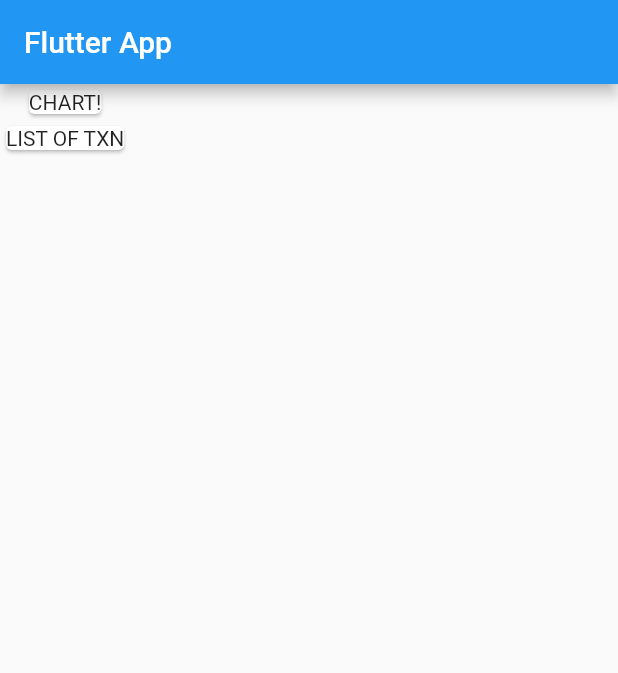
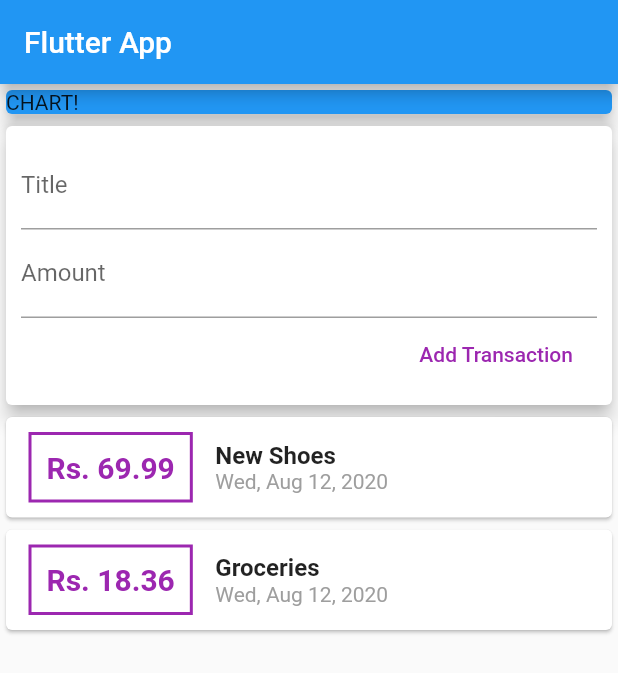
Before and after one commit to rakeshgzp/flutter, a Flutter app: the screen it shows after launch, on a phone screen of 412 x 824 dp. Shown: the top 673 px of the screen. Run offline on Flutter 3.47's test engine with Material 2 defaults, Android fonts, the phone set to English and light mode, and no system bars.

Commit message:
Added new-txn widget

```diff
--- a/mod3/lib/main.dart
+++ b/mod3/lib/main.dart
@@ -1,4 +1,5 @@
 import 'package:flutter/material.dart';
+import 'package:mod3/widgets/user_transactions.dart';
 
 void main() {
   runApp(MyApp());
@@ -15,6 +16,9 @@ class MyApp extends StatelessWidget {
 }
 
 class MyHomePage extends StatelessWidget {
+  final titleController = TextEditingController();
+  final amountController = TextEditingController();
+
   @override
   Widget build(BuildContext context) {
     return Scaffold(
@@ -22,14 +26,20 @@ class MyHomePage extends StatelessWidget {
         title: Text('Flutter App'),
       ),
       body: Column(
+        // mainAxisAlignment: MainAxisAlignment.spaceAround,
+        crossAxisAlignment: CrossAxisAlignment.stretch,
         children: <Widget>[
-            Card(
+          Container(
+            width: double.infinity,
+            child: Card(
+              color: Colors.blue,
               child: Text('CHART!'),
+              elevation: 5,
             ),
-            Card(
-              child: Text('LIST OF TXN'),
-            )
+          ),
+          UserTransactions()
         ],
-        ));
+      ),
+    );
   }
 }
--- /dev/null
+++ b/mod3/lib/models/transaction.dart
@@ -0,0 +1,15 @@
+import 'package:flutter/foundation.dart';
+
+class Transaction {
+  final String id;
+  final String title;
+  final double amount;
+  final DateTime date;
+
+  Transaction({
+    @required this.id,
+    @required this.title,
+    @required this.amount,
+    @required this.date,
+  });
+}
--- /dev/null
+++ b/mod3/lib/widgets/new_transaction.dart
@@ -0,0 +1,41 @@
+import 'package:flutter/material.dart';
+
+class NewTransaction extends StatelessWidget {
+  final Function addTx;
+  final titleController = TextEditingController();
+  final amountController = TextEditingController();
+
+  NewTransaction(this.addTx);
+  @override
+  Widget build(BuildContext context) {
+    return Card(
+      child: Container(
+        padding: EdgeInsets.all(10),
+        child: Column(
+          crossAxisAlignment: CrossAxisAlignment.end,
+          children: <Widget>[
+            TextField(
+              decoration: InputDecoration(labelText: 'Title'),
+              controller: titleController,
+            ),
+            TextField(
+              decoration: InputDecoration(labelText: 'Amount'),
+              controller: amountController,
+            ),
+            FlatButton(
+              onPressed: () {
+                addTx(
+                  titleController.text,
+                  double.parse(amountController.text),
+                );
+              },
+              child: Text('Add Transaction'),
+              textColor: Colors.purple,
+            )
+          ],
+        ),
+      ),
+      elevation: 5,
+    );
+  }
+}
--- /dev/null
+++ b/mod3/lib/widgets/transaction_list.dart
@@ -0,0 +1,56 @@
+import 'package:flutter/material.dart';
+import 'package:intl/intl.dart';
+import 'package:mod3/models/transaction.dart';
+import './user_transactions.dart';
+
+class TransactionList extends StatelessWidget {
+  final List<Transaction> transactions;
+  TransactionList(this.transactions);
+
+  @override
+  Widget build(BuildContext context) {
+    return Column(
+      children: transactions.map((tx) {
+        return Card(
+          child: Row(
+            children: <Widget>[
+              Container(
+                margin: EdgeInsets.symmetric(
+                  vertical: 10,
+                  horizontal: 15,
+                ),
+                decoration: BoxDecoration(
+                  border: Border.all(
+                    color: Colors.purple,
+                    width: 2,
+                  ),
+                ),
+                padding: EdgeInsets.all(10),
+                child: Text(
+                  'Rs. ${tx.amount}',
+                  style: TextStyle(
+                      fontWeight: FontWeight.bold,
+                      fontSize: 20,
+                      color: Colors.purple),
+                ),
+              ),
+              Column(
+                crossAxisAlignment: CrossAxisAlignment.start,
+                children: <Widget>[
+                  Text(
+                    tx.title,
+                    style: TextStyle(fontSize: 16, fontWeight: FontWeight.bold),
+                  ),
+                  Text(
+                    DateFormat.yMMMEd().format(tx.date),
+                    style: TextStyle(color: Colors.grey),
+                  )
+                ],
+              )
+            ],
+          ),
+        );
+      }).toList(),
+    );
+  }
+}
--- /dev/null
+++ b/mod3/lib/widgets/user_transactions.dart
@@ -0,0 +1,48 @@
+import 'package:flutter/material.dart';
+import 'package:mod3/widgets/new_transaction.dart';
+import 'package:mod3/widgets/transaction_list.dart';
+import '../models/transaction.dart';
+
+class UserTransactions extends StatefulWidget {
+  @override
+  _UserTransactionsState createState() => _UserTransactionsState();
+}
+
+class _UserTransactionsState extends State<UserTransactions> {
+  final List<Transaction> _userTransactions = [
+    Transaction(
+      id: 't1',
+      title: 'New Shoes',
+      amount: 69.99,
+      date: DateTime.now(),
+    ),
+    Transaction(
+      id: 't3',
+      title: 'Groceries',
+      amount: 18.36,
+      date: DateTime.now(),
+    ),
+  ];
+
+  void _addNewTransaction(String title, double amount) {
+    final newTx = Transaction(
+      id: DateTime.now().toString(),
+      title: title,
+      amount: amount,
+      date: DateTime.now(),
+    );
+    setState(() {
+      _userTransactions.add(newTx);
+    });
+  }
+
+  @override
+  Widget build(BuildContext context) {
+    return Column(
+      children: <Widget>[
+        NewTransaction(_addNewTransaction),
+        TransactionList(_userTransactions),
+      ],
+    );
+  }
+}
--- a/mod3/pubspec.yaml
+++ b/mod3/pubspec.yaml
@@ -23,6 +23,7 @@ environment:
 dependencies:
   flutter:
     sdk: flutter
+  intl: ^0.16.1
 
 
   # The following adds the Cupertino Icons font to your application.
```
Also changed, not shown: mod3/pubspec.lock. Lines whose indentation alone changed are shown as unchanged.
